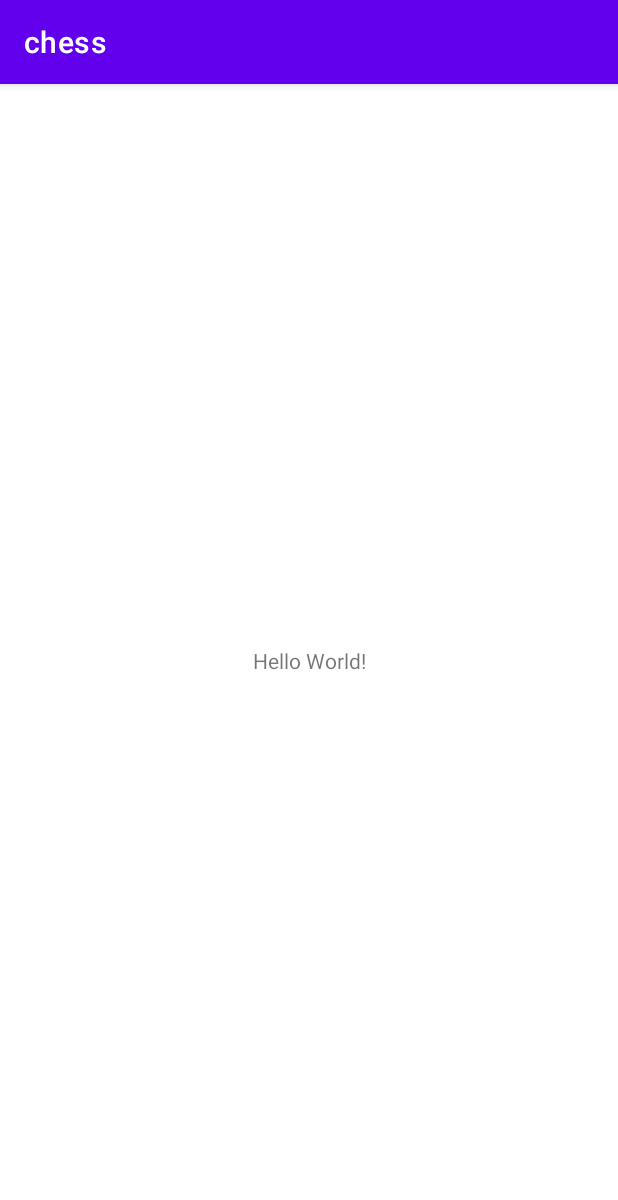
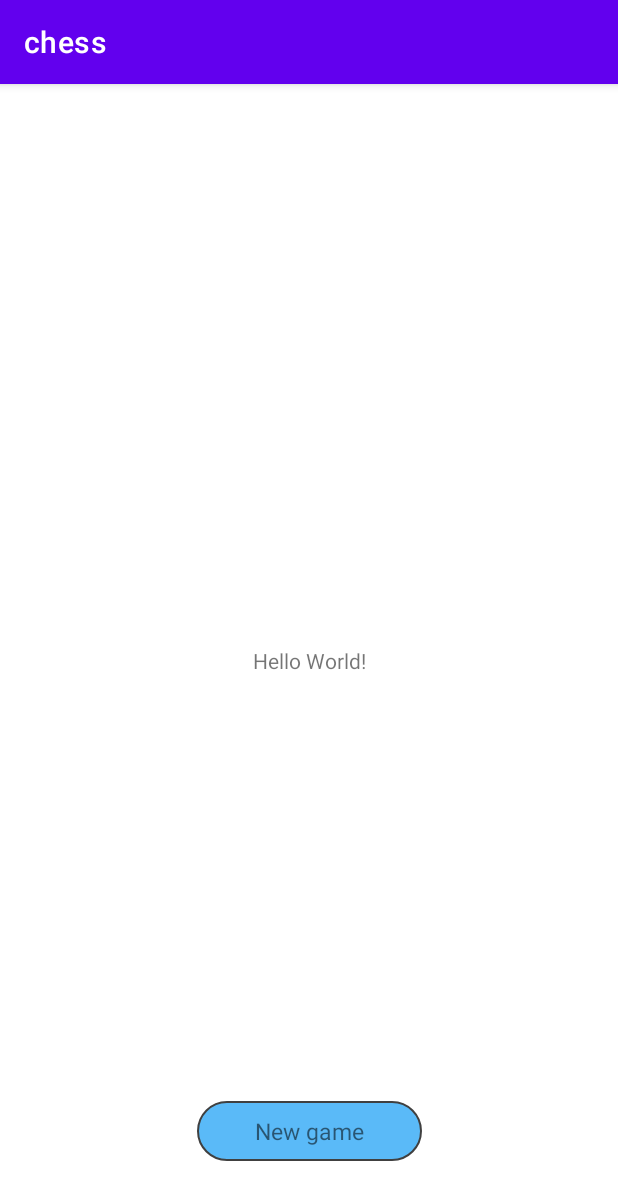
Before and after one commit to tuokkom/Chess, an Android app: the screen it shows after launch (MainActivity), on a phone screen of 412 x 824 dp. Shown: the top 1200 px of the screen. Run offline under Robolectric (Android 15) with nearby library versions, the phone set to English and light mode, and no system bars.

Commit message:
- Added a new game button

```diff
--- /dev/null
+++ b/app/src/main/res/drawable/action_button.xml
@@ -0,0 +1,9 @@
+<?xml version="1.0" encoding="utf-8"?>
+<shape xmlns:android="http://schemas.android.com/apk/res/android" android:shape="rectangle">
+    <stroke android:width="1dp" android:color="#FF404040" />
+    <corners android:radius="25dp" />
+    <solid android:color="@color/light_blue" />
+    <!--
+    <gradient android:startColor="#FF6800" android:centerColor="#FF8000" android:endColor="@color/light_blue" android:angle="90" />
+    -->
+</shape>
--- a/app/src/main/res/layout/activity_main.xml
+++ b/app/src/main/res/layout/activity_main.xml
@@ -10,9 +10,25 @@
         android:layout_width="wrap_content"
         android:layout_height="wrap_content"
         android:text="Hello World!"
+        android:id="@+id/hello_world"
         app:layout_constraintBottom_toBottomOf="parent"
         app:layout_constraintLeft_toLeftOf="parent"
         app:layout_constraintRight_toRightOf="parent"
         app:layout_constraintTop_toTopOf="parent" />
 
+    <TextView
+        android:layout_width="150dp"
+        android:layout_height="40dp"
+        android:id="@+id/start_new_game_button"
+        android:layout_marginBottom="50dp"
+        android:text="@string/new_game"
+        android:background="@drawable/action_button"
+        android:textAlignment="center"
+        android:textSize="15sp"
+        android:gravity="center"
+        app:layout_constraintStart_toStartOf="parent"
+        app:layout_constraintEnd_toEndOf="parent"
+        app:layout_constraintBottom_toBottomOf="parent"/>
+
+
 </androidx.constraintlayout.widget.ConstraintLayout>
--- a/app/src/main/res/values/colors.xml
+++ b/app/src/main/res/values/colors.xml
@@ -7,4 +7,6 @@
     <color name="teal_700">#FF018786</color>
     <color name="black">#FF000000</color>
     <color name="white">#FFFFFFFF</color>
+    <color name="light_blue">#5ABAF8</color>
+
 </resources>
--- a/app/src/main/res/values/strings.xml
+++ b/app/src/main/res/values/strings.xml
@@ -1,3 +1,4 @@
 <resources>
     <string name="app_name">chess</string>
+    <string name="new_game">New game</string>
 </resources>
```
